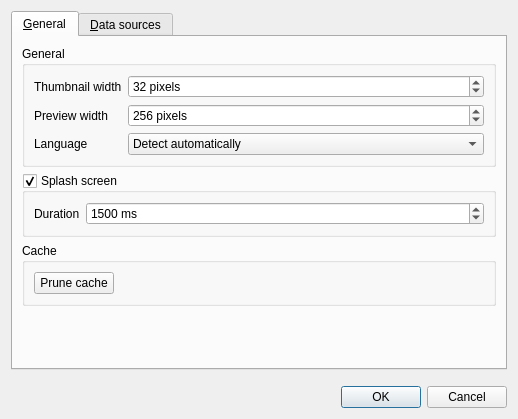
Qt form src/settingsdialog.ui (ZIMA-Engineering/ZIMA-CAD-Parts) before a commit.
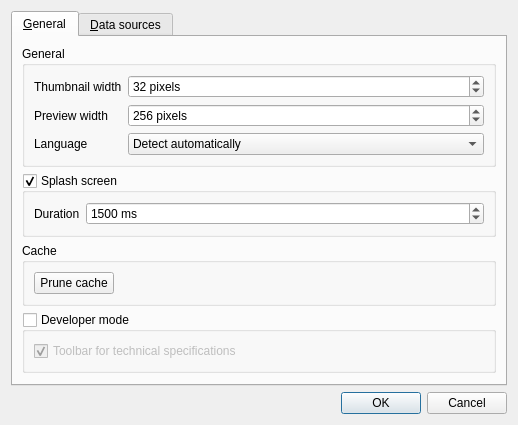
The same form after that commit.

Commit message: Implemented developer mode - tech spec toolbar moved into it.

```diff
--- a/src/settingsdialog.ui
+++ b/src/settingsdialog.ui
@@ -155,7 +155,7 @@
          </layout>
         </widget>
        </item>
-       <item row="3" column="0">
+       <item row="4" column="0">
         <spacer name="verticalSpacer_3">
          <property name="orientation">
           <enum>Qt::Vertical</enum>
@@ -190,6 +190,31 @@
          </layout>
         </widget>
        </item>
+       <item row="3" column="0">
+        <widget class="QGroupBox" name="developerModeGroupBox">
+         <property name="title">
+          <string>Developer mode</string>
+         </property>
+         <property name="checkable">
+          <bool>true</bool>
+         </property>
+         <property name="checked">
+          <bool>false</bool>
+         </property>
+         <layout class="QVBoxLayout" name="verticalLayout_4">
+          <item>
+           <widget class="QCheckBox" name="techSpecToolBarCheckBox">
+            <property name="text">
+             <string>Toolbar for technical specifications</string>
+            </property>
+            <property name="checked">
+             <bool>true</bool>
+            </property>
+           </widget>
+          </item>
+         </layout>
+        </widget>
+       </item>
       </layout>
      </widget>
      <widget class="QWidget" name="tab_2">
```
The commit also changes 3 other files.
